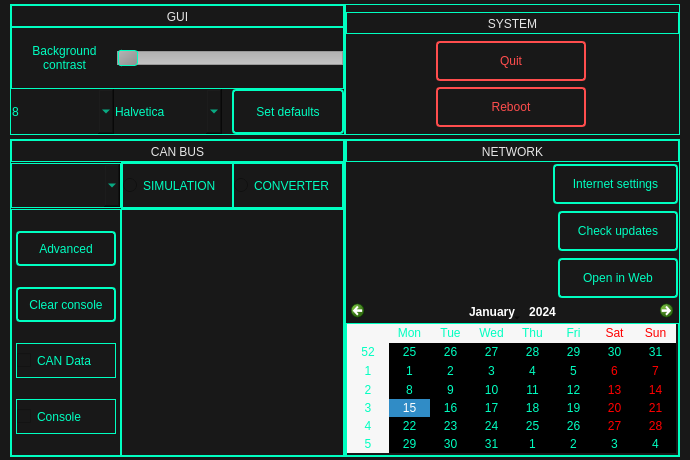
Above: ui/settings.ui from rozkalibrowany/vocc before the change. Below: the same form after it.
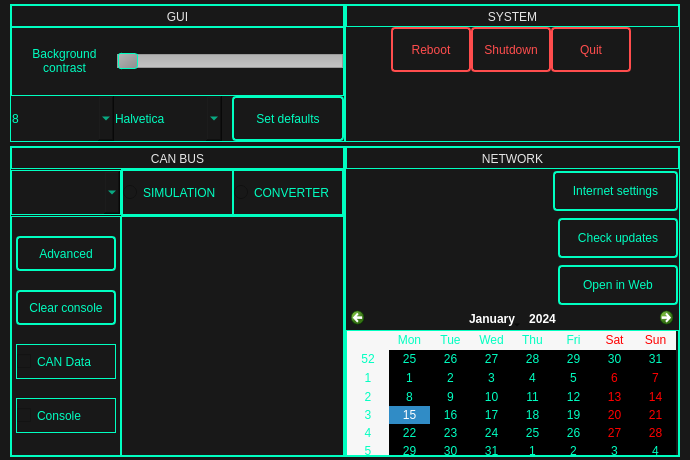
That is the form after the change. Icons and pictures are not drawn.

Commit message: Dodanie opcji reboot

```diff
--- a/ui/settings.ui
+++ b/ui/settings.ui
@@ -1874,6 +1874,92 @@
                       <number>3</number>
                      </property>
                      <item>
+                      <layout class="QHBoxLayout" name="horizontalLayout_23">
+                       <item>
+                        <widget class="QPushButton" name="rebootBtn">
+                         <property name="sizePolicy">
+                          <sizepolicy hsizetype="Preferred" vsizetype="Preferred">
+                           <horstretch>0</horstretch>
+                           <verstretch>0</verstretch>
+                          </sizepolicy>
+                         </property>
+                         <property name="minimumSize">
+                          <size>
+                           <width>80</width>
+                           <height>45</height>
+                          </size>
+                         </property>
+                         <property name="maximumSize">
+                          <size>
+                           <width>70</width>
+                           <height>45</height>
+                          </size>
+                         </property>
+                         <property name="styleSheet">
+                          <string notr="true">QPushButton {
+border: 1.5px solid #ff4d4d;
+border-radius: 4px;
+padding: 2px;
+font: 75 italic  11pt &quot;Halvetica&quot; ;
+color: #ff4d4d;
+}
+
+QPushButton:pressed{
+border: 4px solid #ff4d4d;
+border-radius: 4px;
+padding: 2px;
+font: 75 italic 11pt &quot;Halvetica&quot; ;
+color: #ff4d4d;
+}</string>
+                         </property>
+                         <property name="text">
+                          <string>Reboot</string>
+                         </property>
+                        </widget>
+                       </item>
+                       <item>
+                        <widget class="QPushButton" name="shutdownBtn">
+                         <property name="sizePolicy">
+                          <sizepolicy hsizetype="Expanding" vsizetype="Preferred">
+                           <horstretch>0</horstretch>
+                           <verstretch>0</verstretch>
+                          </sizepolicy>
+                         </property>
+                         <property name="minimumSize">
+                          <size>
+                           <width>80</width>
+                           <height>45</height>
+                          </size>
+                         </property>
+                         <property name="maximumSize">
+                          <size>
+                           <width>80</width>
+                           <height>45</height>
+                          </size>
+                         </property>
+                         <property name="styleSheet">
+                          <string notr="true">QPushButton {
+border: 1.5px solid #ff4d4d;
+border-radius: 4px;
+padding: 2px;
+font: 75 italic 11pt &quot;Halvetica&quot; ;
+color: #ff4d4d;
+}
+
+QPushButton:pressed{
+border: 4px solid #ff4d4d;
+border-radius: 4px;
+padding: 2px;
+font: 75 italic 11pt &quot;Halvetica&quot; ;
+color: #ff4d4d;
+}</string>
+                         </property>
+                         <property name="text">
+                          <string>Shutdown</string>
+                         </property>
+                        </widget>
+                       </item>
+                       <item>
                       <widget class="QPushButton" name="quitBtn">
                        <property name="sizePolicy">
                         <sizepolicy hsizetype="Expanding" vsizetype="Preferred">
@@ -1883,14 +1969,14 @@
                        </property>
                        <property name="minimumSize">
                         <size>
-                         <width>150</width>
-                         <height>40</height>
+                           <width>80</width>
+                           <height>45</height>
                         </size>
                        </property>
                        <property name="maximumSize">
                         <size>
                          <width>70</width>
-                         <height>40</height>
+                           <height>45</height>
                         </size>
                        </property>
                        <property name="styleSheet">
@@ -1917,6 +2003,8 @@
                      </item>
                     </layout>
                    </item>
+                    </layout>
+                   </item>
                    <item>
                     <layout class="QHBoxLayout" name="horizontalLayout_14">
                      <property name="spacing">
@@ -1929,46 +2017,17 @@
                       <number>3</number>
                      </property>
                      <item>
-                      <widget class="QPushButton" name="shutdownBtn">
-                       <property name="sizePolicy">
-                        <sizepolicy hsizetype="Preferred" vsizetype="Preferred">
-                         <horstretch>0</horstretch>
-                         <verstretch>0</verstretch>
-                        </sizepolicy>
+                      <spacer name="verticalSpacer">
+                       <property name="orientation">
+                        <enum>Qt::Vertical</enum>
                        </property>
-                       <property name="minimumSize">
+                       <property name="sizeHint" stdset="0">
                         <size>
-                         <width>150</width>
+                         <width>20</width>
                          <height>40</height>
                         </size>
                        </property>
-                       <property name="maximumSize">
-                        <size>
-                         <width>70</width>
-                         <height>40</height>
-                        </size>
-                       </property>
-                       <property name="styleSheet">
-                        <string notr="true">QPushButton {
-border: 1.5px solid #ff4d4d;
-border-radius: 4px;
-padding: 2px;
-font: 75 italic  9pt &quot;Halvetica&quot; ;
-color: #ff4d4d;
-}
-
-QPushButton:pressed{
-border: 4px solid #ff4d4d;
-border-radius: 4px;
-padding: 2px;
-font: 75 italic 9pt &quot;Halvetica&quot; ;
-color: #ff4d4d;
-}</string>
-                       </property>
-                       <property name="text">
-                        <string>Reboot</string>
-                       </property>
-                      </widget>
+                      </spacer>
                      </item>
                     </layout>
                    </item>
```
Lines whose indentation alone changed are shown as unchanged. The commit also changes 5 other files.
